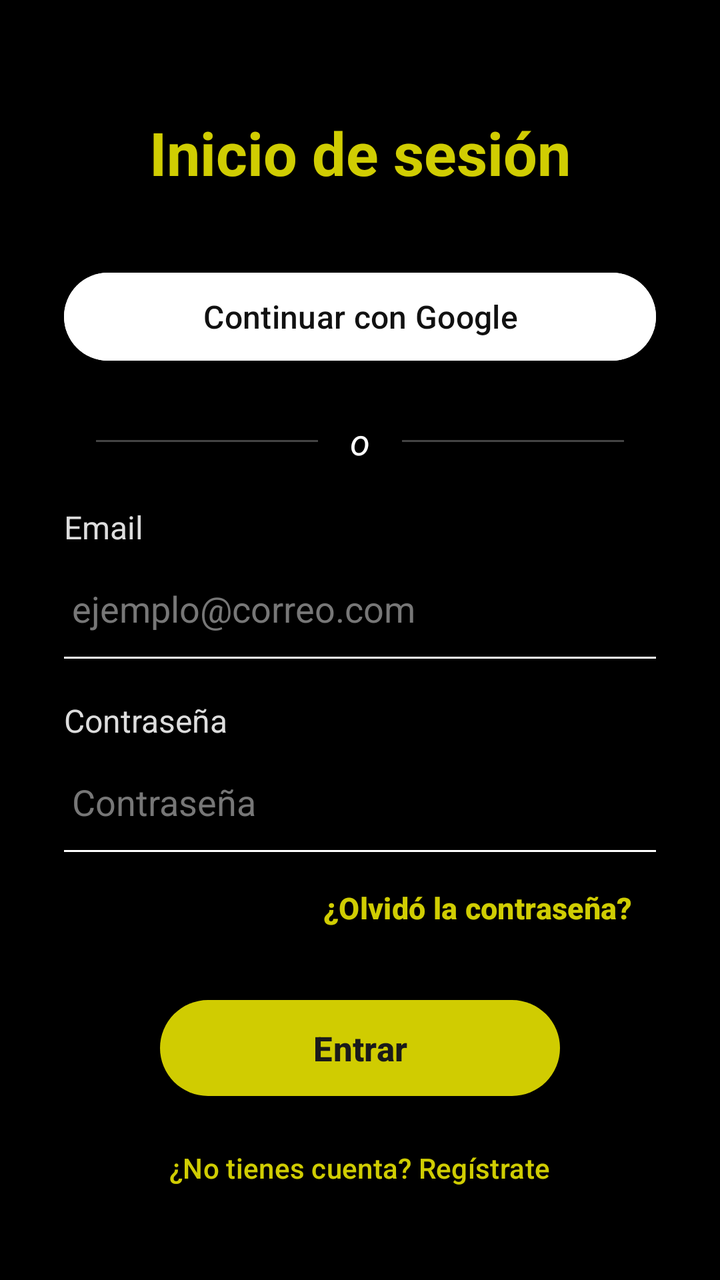
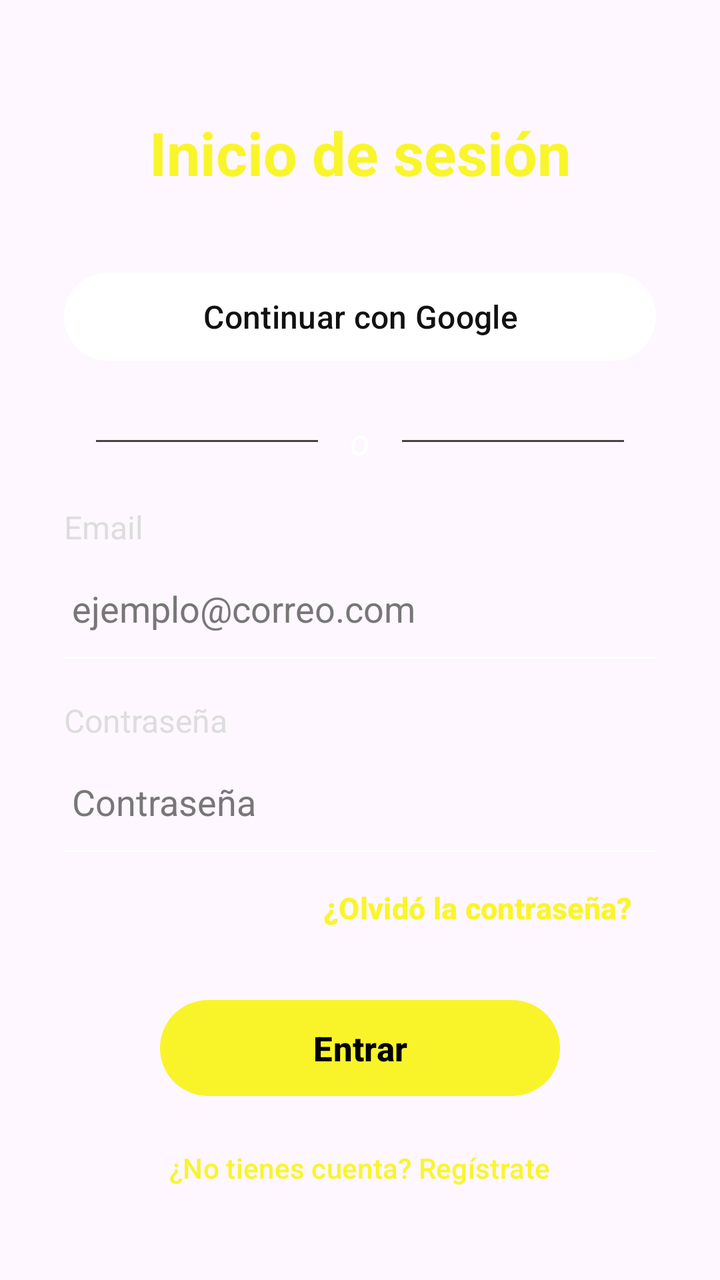

Before-and-after screenshots of an Android layout around one commit, followed by the original layout XML and the change that was made.
<!-- AndroidManifest.xml: application theme Theme.ProyeIoT -->
<!-- res/layout/activity_main.xml -->
<?xml version="1.0" encoding="utf-8"?>
<LinearLayout xmlns:android="http://schemas.android.com/apk/res/android"
    xmlns:app="http://schemas.android.com/apk/res-auto"
    android:id="@+id/main"
    android:layout_width="match_parent"
    android:layout_height="match_parent"
    android:background="#000000"
    android:orientation="vertical"
    android:padding="32dp">

    <TextView
        android:layout_width="match_parent"
        android:layout_height="wrap_content"
        android:layout_marginTop="24dp"
        android:fontFamily="sans-serif"
        android:gravity="center"
        android:text="Inicio de sesión"
        android:textColor="#D6F8F402"
        android:textSize="30sp"
        android:textStyle="bold" />

    
    <com.google.android.material.button.MaterialButton
        android:id="@+id/btnRegister2"
        android:layout_width="match_parent"
        android:layout_height="52dp"
        android:layout_marginTop="36dp"
        android:backgroundTint="#FFFFFF"
        android:text="Continuar con Google"
        android:textAllCaps="false"
        android:textColor="#111111"
        android:textSize="16sp"
        app:cornerRadius="26dp"
        app:iconGravity="textStart"
        app:iconPadding="12dp"
        app:iconTint="@null" />

    
    <LinearLayout
        android:layout_width="match_parent"
        android:layout_height="wrap_content"
        android:layout_marginTop="24dp"
        android:gravity="center_vertical"
        android:orientation="horizontal"
        android:paddingHorizontal="16dp">

        <View
            android:layout_width="0dp"
            android:layout_height="1dp"
            android:layout_weight="1"
            android:background="#444444" />

        <TextView
            android:layout_width="wrap_content"
            android:layout_height="wrap_content"
            android:layout_marginHorizontal="16dp"
            android:fontFamily="sans-serif"
            android:text="o"
            android:textColor="#FFFFFF"
            android:textSize="18sp"
            android:textStyle="italic" />

        <View
            android:layout_width="0dp"
            android:layout_height="1dp"
            android:layout_weight="1"
            android:background="#444444" />
    </LinearLayout>

    <TextView
        android:layout_width="wrap_content"
        android:layout_height="wrap_content"
        android:layout_marginTop="20dp"
        android:text="Email"
        android:textColor="#DDDDDD"
        android:textSize="16sp" />

    
    <EditText
        android:id="@+id/etEmail"
        android:layout_width="match_parent"
        android:layout_height="48dp"
        android:layout_marginTop="6dp"
        android:background="@android:color/transparent"
        android:hint="ejemplo@correo.com"
        android:inputType="textEmailAddress"
        android:paddingHorizontal="4dp"
        android:textColor="#FFFFFF"
        android:textColorHint="#777777" />

    <View
        android:layout_width="match_parent"
        android:layout_height="1dp"
        android:background="#FFFFFF" />

    <TextView
        android:layout_width="wrap_content"
        android:layout_height="wrap_content"
        android:layout_marginTop="20dp"
        android:text="Contraseña"
        android:textColor="#DDDDDD"
        android:textSize="16sp" />

    
    <FrameLayout
        android:layout_width="match_parent"
        android:layout_height="wrap_content"
        android:layout_marginTop="6dp">

        <EditText
            android:id="@+id/etPassword"
            android:layout_width="match_parent"
            android:layout_height="48dp"
            android:background="@android:color/transparent"
            android:hint="Contraseña"
            android:inputType="textPassword"
            android:paddingHorizontal="4dp"
            android:paddingEnd="48dp"
            android:textColor="#FFFFFF"
            android:textColorHint="#777777" />

        <ImageView
            android:id="@+id/btnTogglePassword"
            android:layout_width="24dp"
            android:layout_height="24dp"
            android:layout_gravity="end|center_vertical"
            android:layout_marginEnd="4dp"
            android:background="?attr/selectableItemBackgroundBorderless"
            app:tint="#CCCCCC" />
    </FrameLayout>

    <View
        android:layout_width="match_parent"
        android:layout_height="1dp"
        android:background="#FFFFFF" />

    <Button
        android:id="@+id/btnRecu"
        style="?attr/borderlessButtonStyle"
        android:layout_width="wrap_content"
        android:layout_height="wrap_content"
        android:layout_gravity="end"
        android:layout_marginTop="4dp"
        android:text="¿Olvidó la contraseña?"
        android:textAllCaps="false"
        android:textColor="#D6F8F402"
        android:textSize="15sp"
        android:textStyle="bold" />

    <Space
        android:layout_width="match_parent"
        android:layout_height="0dp"
        android:layout_weight="1" />

    <com.google.android.material.button.MaterialButton
        android:id="@+id/btnLogin"
        android:layout_width="200dp"
        android:layout_height="56dp"
        android:layout_gravity="center_horizontal"
        android:text="Entrar"
        android:textAllCaps="false"
        android:textColor="#1A1A1A"
        android:textSize="17sp"
        android:textStyle="bold"
        app:cornerRadius="28dp" />

    <Button
        android:id="@+id/btnGoRegister"
        style="?attr/borderlessButtonStyle"
        android:layout_width="wrap_content"
        android:layout_height="wrap_content"
        android:layout_gravity="center_horizontal"
        android:layout_marginTop="8dp"
        android:text="¿No tienes cuenta? Regístrate"
        android:textAllCaps="false"
        android:textColor="#D6F8F402" />

</LinearLayout>
<!-- resources referenced by this layout -->
<resources>
  <style name="Theme.ProyeIoT" parent="Base.Theme.ProyeIoT" />
  <style name="Base.Theme.ProyeIoT" parent="Theme.Material3.DayNight.NoActionBar">
          <item name="materialButtonStyle">@style/Widget.ProyeIoT.Button</item>
      </style>
  <style name="Widget.ProyeIoT.Button" parent="Widget.Material3.Button">
          <item name="backgroundTint">@color/boton_fondo</item>
          <item name="android:textColor">@color/boton_texto</item>
      </style>
  <color name="boton_fondo">#D6F8F402</color>
  <color name="boton_texto">#000000</color>
</resources>

<!-- the commit's change to res/layout/activity_main.xml (unified diff, before → after) -->
@@ -4,9 +4,9 @@
     android:id="@+id/main"
     android:layout_width="match_parent"
     android:layout_height="match_parent"
-    android:background="#000000"
     android:orientation="vertical"
-    android:padding="32dp">
+    android:padding="32dp"
+    android:visibility="visible">
 
     <TextView
         android:layout_width="match_parent"
@@ -153,13 +153,13 @@
         android:layout_weight="1" />
 
     <com.google.android.material.button.MaterialButton
+        style="@style/boton_1"
         android:id="@+id/btnLogin"
         android:layout_width="200dp"
         android:layout_height="56dp"
         android:layout_gravity="center_horizontal"
         android:text="Entrar"
         android:textAllCaps="false"
-        android:textColor="#1A1A1A"
         android:textSize="17sp"
         android:textStyle="bold"
         app:cornerRadius="28dp" />
<!-- resource entries referenced after the edit -->
@@ -1,14 +1,22 @@
 <!-- resources referenced by this layout -->
 <resources>
+  <style name="boton_1" parent="Widget.Material3.Button">
+          <item name="backgroundTint">@color/boton_fondo</item>
+          <item name="android:textColor">@color/boton_texto</item>
+      </style>
   <style name="Theme.ProyeIoT" parent="Base.Theme.ProyeIoT" />
   <style name="Base.Theme.ProyeIoT" parent="Theme.Material3.DayNight.NoActionBar">
           <item name="materialButtonStyle">@style/Widget.ProyeIoT.Button</item>
       </style>
+  <color name="color_main">#D6F8F402</color>
+  <color name="color_negro">#000000</color>
   <style name="Widget.ProyeIoT.Button" parent="Widget.Material3.Button">
           <item name="backgroundTint">@color/boton_fondo</item>
-          <item name="android:textColor">@color/boton_texto</item>
+          <item name="android:textColor">@color/color_blanco</item>
+          <item name="color">@color/color_negro</item>
       </style>
-  <color name="boton_fondo">#D6F8F402</color>
-  <color name="boton_texto">#000000</color>
+  <color name="color_blanco">#FFFFFF</color>
+  <color name="boton_fondo">@color/color_main</color>
+  <color name="boton_texto">@color/color_negro</color>
 </resources>
 
